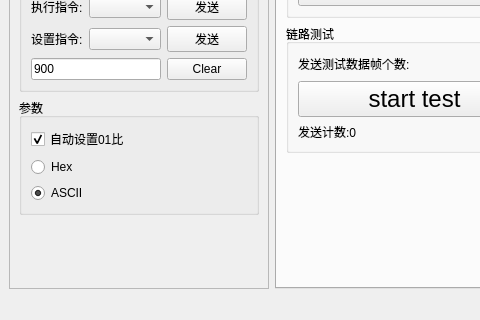
Old version of the form mainwindow.ui in the repository kdurant/laserCom; both pictures show x 0 to 480 and y 209 to 529 of the 802 by 529 pixel window.
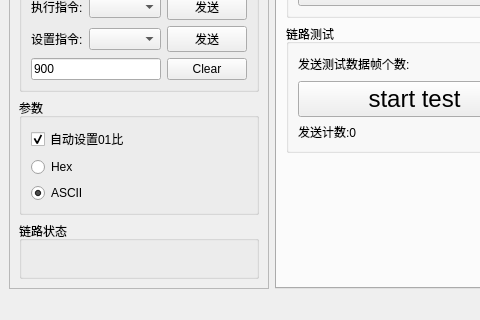
New version of the form. Icons and pictures are not drawn.

Patch:
```diff
--- a/mainwindow.ui
+++ b/mainwindow.ui
@@ -14,7 +14,7 @@
    <string>MainWindow</string>
   </property>
   <widget class="QWidget" name="centralwidget">
-   <layout class="QHBoxLayout" stretch="1,3">
+   <layout class="QHBoxLayout" stretch="0,3">
     <item>
      <widget class="QFrame" name="frame">
       <property name="frameShape">
@@ -195,17 +195,27 @@
         </widget>
        </item>
        <item>
-        <spacer name="verticalSpacer">
-         <property name="orientation">
-          <enum>Qt::Vertical</enum>
+        <widget class="QGroupBox" name="groupBox_6">
+         <property name="title">
+          <string>链路状态</string>
          </property>
-         <property name="sizeHint" stdset="0">
-          <size>
-           <width>20</width>
-           <height>40</height>
-          </size>
-         </property>
-        </spacer>
+         <layout class="QGridLayout" name="gridLayout_6">
+          <item row="0" column="0">
+           <widget class="QLabel" name="label_statusLight">
+            <property name="toolTip">
+             <string>灰色：无法通信
+绿色：闪烁，心跳包正常</string>
+            </property>
+            <property name="text">
+             <string/>
+            </property>
+            <property name="pixmap">
+             <pixmap resource="res/res.qrc">:/qss/light_gray.png</pixmap>
+            </property>
+           </widget>
+          </item>
+         </layout>
+        </widget>
        </item>
       </layout>
      </widget>
```
Left out of the diff: 6 changed lines with no effect on the pictures.
